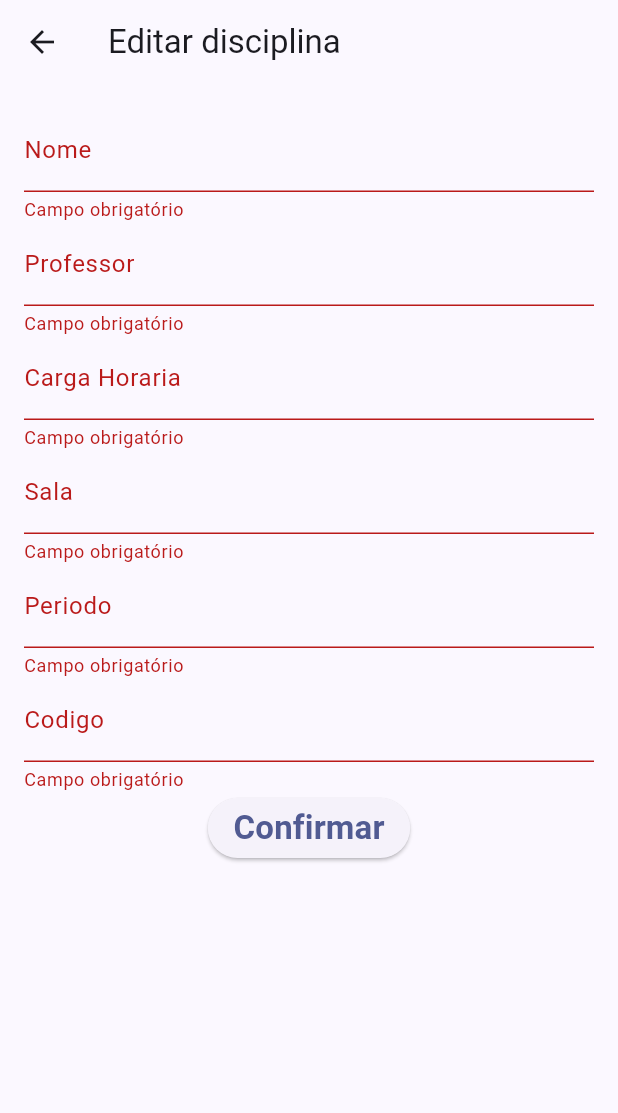
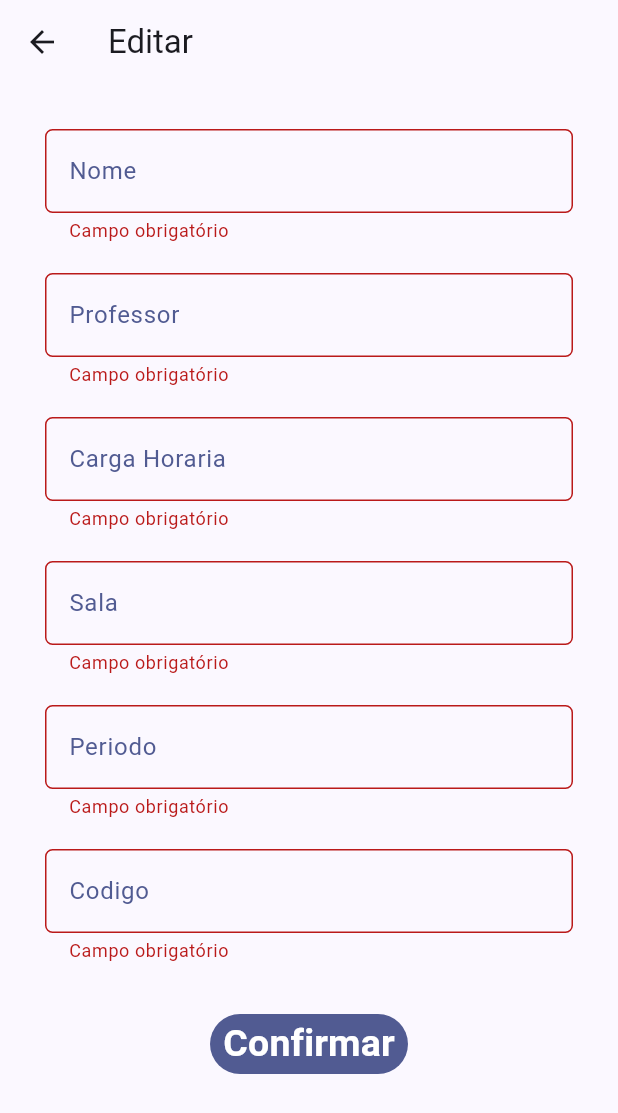
Before and after one commit to Wllc/segunda_provaa, a Flutter app: the TelaAltera screen opened directly with empty values, after a tap on "Confirmar", on a phone screen of 412 x 824 dp. Shown: the top 1113 px of the screen. Run offline on Flutter 3.47's test engine with Material 3 defaults, Android fonts, the phone set to English and light mode, and no system bars; our stand-ins replace sqflite; accounts and stored records are empty.

Commit message:
app finalizado

```diff
--- a/lib/domain/disciplina.dart
+++ b/lib/domain/disciplina.dart
@@ -1,3 +1,5 @@
+import 'package:flutter/material.dart';
+
 class Disciplina {
     int id = 0;
     String nome = '';
@@ -16,14 +18,13 @@ class Disciplina {
     static const String periodoColumn = "periodo";
     static const String codigoColumn = "codigo";
 
-    Disciplina({
-        this.id = 0,
-        required this.nome,
-        required this.professor,
-        required this.cargaHoraria,
-        required this.sala,
-        required this.periodo,
-        required this.codigo,}
+    Disciplina(
+         this.nome,
+         this.professor,
+         this.cargaHoraria,
+         this.sala,
+         this.periodo,
+         this.codigo,
     );
 
     Disciplina.fromMap(Map map){
@@ -38,7 +39,6 @@ class Disciplina {
 
     Map<String, dynamic> toMap() {
       return{
-        idColumn: id,
         nomeColumn: nome,
         professorColumn: professor,
         cargaHorariaColumn: cargaHoraria,
--- a/lib/helpers/disciplina_helper.dart
+++ b/lib/helpers/disciplina_helper.dart
@@ -32,8 +32,8 @@ class DisciplinaHelper {
                   "                                 ${Disciplina.nomeColumn} TEXT, "
                   "                                 ${Disciplina.professorColumn} TEXT, "
                   "                                 ${Disciplina.cargaHorariaColumn} INTEGER, "
-                  "                                 ${Disciplina.salaColumn} INTEGER,) "
-                  "                                 ${Disciplina.periodoColumn} INTEGER,) "
+                  "                                 ${Disciplina.salaColumn} INTEGER, "
+                  "                                 ${Disciplina.periodoColumn} INTEGER, "
                   "                                 ${Disciplina.codigoColumn} TEXT) "
                   );
         });
--- a/lib/main.dart
+++ b/lib/main.dart
@@ -20,12 +20,12 @@ class MyApp extends StatelessWidget {
         useMaterial3: true,
         textTheme: TextTheme(
           displayLarge: TextStyle(
-            fontSize: 48,
+            fontSize: 30,
             fontWeight: FontWeight.w300,
             color: Theme.of(context).colorScheme.onSurface,
           ),
           labelLarge: TextStyle(
-            fontSize: 22,
+            fontSize: 25,
             fontWeight: FontWeight.bold,
             color: Theme.of(context).colorScheme.onPrimary,
           ),
--- a/lib/ui/tela_altera_page.dart
+++ b/lib/ui/tela_altera_page.dart
@@ -1,6 +1,7 @@
 import 'package:flutter/material.dart';
 import 'package:segunda_prova/domain/disciplina.dart';
 import 'package:segunda_prova/helpers/disciplina_helper.dart';
+import 'package:segunda_prova/widgets/custom_form_field.dart';
 
 
 class TelaAltera extends StatefulWidget {
@@ -48,105 +49,110 @@ class _TelaAlteraState extends State<TelaAltera> {
   Widget build(BuildContext context) {
     return Scaffold(
       appBar: AppBar(
-        title: const Text('Editar disciplina'),
+        title: const Text('Editar'),
       ),
       body: SingleChildScrollView(
         child: Padding(
-          padding: const EdgeInsets.all(16.0),
+          padding: const EdgeInsets.all(20),
           child: Form(
             key: _formKey,
             child: Column(
               children: [
-                TextFormField(
+                CustomFormField(
                   controller: _nomeController,
-                  decoration: const InputDecoration(labelText: 'Nome'),
-                  validator: (value) {
+                  labelText: 'Nome',
+                  validate_function: (value) {
                     if (value == null || value.isEmpty) {
                       return 'Campo obrigatório';
                     }
                     return null;
                   },
                 ),
-                TextFormField(
+                CustomFormField(
                   controller: _professorController,
-                  decoration: const InputDecoration(labelText: 'Professor'),
-                  validator: (value) {
+                  labelText: 'Professor',
+                  validate_function: (value) {
                     if (value == null || value.isEmpty) {
                       return 'Campo obrigatório';
                     }
                     return null;
                   },
                 ),
-                TextFormField(
+                CustomFormField(
                   controller: _cargaHorariaController,
-                  decoration: const InputDecoration(labelText: 'Carga Horaria'),
-                  validator: (value) {
+                  labelText: 'Carga Horaria',
+                  keyboard_type: TextInputType.number,
+                  validate_function: (value) {
                     if (value == null || value.isEmpty) {
                       return 'Campo obrigatório';
                     }
                     return null;
                   },
                 ),
-                TextFormField(
+                CustomFormField(
                   controller: _salaController,
-                  decoration: const InputDecoration(
-                      labelText: 'Sala'),
-                  validator: (value) {
+                  labelText: 'Sala',
+                  keyboard_type: TextInputType.number,
+                  validate_function: (value) {
                     if (value == null || value.isEmpty) {
                       return 'Campo obrigatório';
                     }
                     return null;
                   },
                 ),
-                TextFormField(
+                CustomFormField(
                   controller: _periodoController,
-                  decoration: const InputDecoration(labelText: 'Periodo'),
-                  validator: (value) {
+                  labelText: 'Periodo',
+                  keyboard_type: TextInputType.number,
+                  validate_function: (value) {
                     if (value == null || value.isEmpty) {
                       return 'Campo obrigatório';
                     }
                     return null;
                   },
                 ),
-                TextFormField(
+                CustomFormField(
                   controller: _codigoController,
-                  decoration:
-                      const InputDecoration(labelText: 'Codigo'),
-                  validator: (value) {
+                  labelText: 'Codigo',
+                  validate_function: (value) {
                     if (value == null || value.isEmpty) {
                       return 'Campo obrigatório';
                     }
                     return null;
                   },
-                  keyboardType: TextInputType.datetime,
                 ),
-                ElevatedButton(
+                const SizedBox(height: 20,),
+                TextButton(
                   onPressed: () async {
                     if (_formKey.currentState!.validate()) {
                       // Atualizar o disciplina no banco de dados
                       await _disciplinaHelper.updateDisciplina(
                         Disciplina(
-                          id: widget.id,
-                          nome: _nomeController.text,
-                          professor: _professorController.text,
-                          cargaHoraria: int.parse(_cargaHorariaController.text),
-                          sala: int.parse(_salaController.text),
-                          periodo: int.parse(_periodoController.text),
-                          codigo:_codigoController.text,
+                          _nomeController.text,
+                          _professorController.text,
+                          int.parse(_cargaHorariaController.text),
+                          int.parse(_salaController.text),
+                          int.parse(_periodoController.text),
+                          _codigoController.text,
                         ),
                       );
 
+                      // ignore: use_build_context_synchronously
                       ScaffoldMessenger.of(context).showSnackBar(
                         const SnackBar(
                           content: Text('Alteração realizada com sucesso!'),
                         ),
                       );
-
-                      //Navigator.popUntil(context, ModalRoute.withName('/'));
+                      // ignore: use_build_context_synchronously
                       Navigator.pop(context);
                     }
                   },
-                  child: const Text('Confirmar'),
+                  style: TextButton.styleFrom(
+                    backgroundColor: Theme.of(context).colorScheme.primary,
+                  ),
+                  child: Text('Confirmar',
+                  style: Theme.of(context).textTheme.labelLarge,)
+
                 ),
               ],
             ),
```
Also changed, not shown: lib/ui/cadastro_page.dart (+14 -15 lines), lib/ui/list_page.dart (+12 -1 lines), lib/ui/tela_detalhe_page.dart (+4 -4 lines), lib/ui/tela_home.dart (+33 -16 lines), lib/ui/tela_sobre_page.dart (+16 -6 lines).
